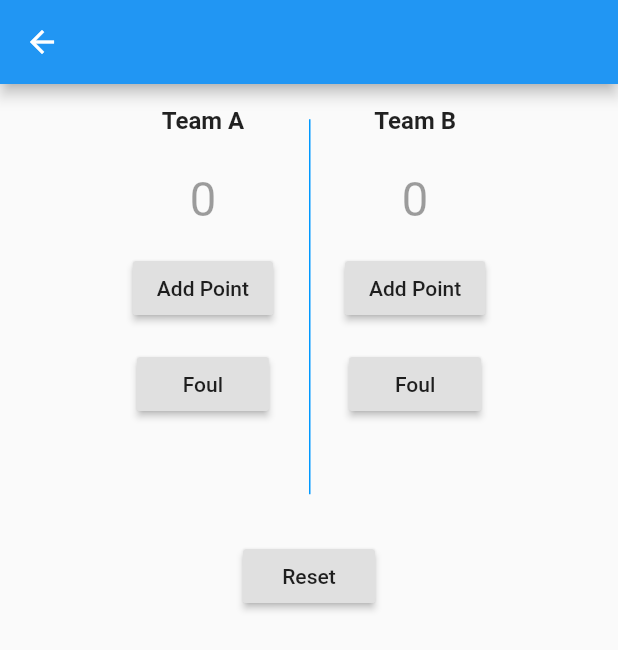
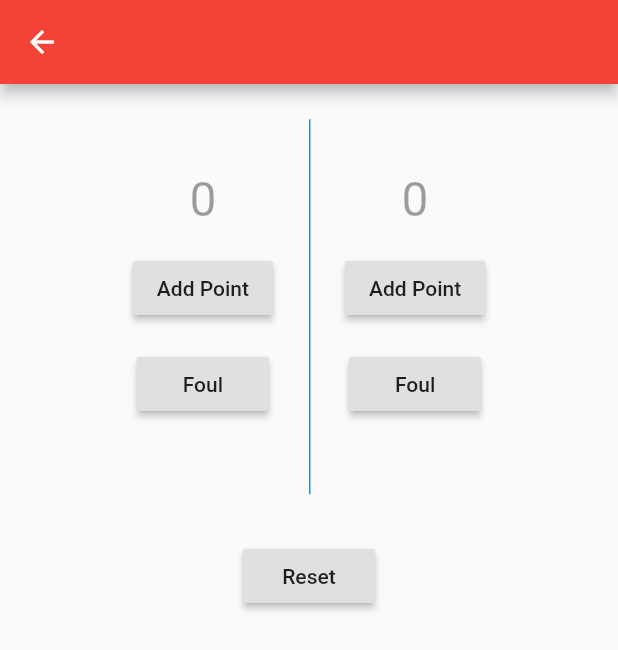
Before and after one commit to BrBoomr/Software-Engineering-II, a Flutter app: the screen it shows after launch, after a tap on "Start Game!", on a phone screen of 412 x 824 dp. Shown: the top 650 px of the screen. Run offline on Flutter 3.47's test engine with Material 2 defaults, Android fonts, the phone set to English and light mode, and no system bars.

Commit message:
req 1 and 2 met

```diff
--- a/live_scoring/lib/main.dart
+++ b/live_scoring/lib/main.dart
@@ -13,17 +13,37 @@ class TeamNames extends StatelessWidget {
       appBar: AppBar(
         title: Text('Input Names'),
       ),
-      body: Center(
-        child: RaisedButton(
+      body: Container(
+        padding: EdgeInsets.all(40.0),
+        child: Column(
+        children: <Widget>[
+          TextField(
+            controller: teamOneController,
+            decoration: InputDecoration(
+              labelText: "Player/Team One Name",
+              border: OutlineInputBorder(),
+            ),
+          ),
+          TextField(
+            controller: teamTwoController,
+            decoration: InputDecoration(
+              labelText: "Player/Team Two Name",
+              border: OutlineInputBorder()
+            ),
+          ),
+          RaisedButton(
             child: Text('Start Game!'),
             onPressed: () {
               Navigator.push(
                 context,
-              MaterialPageRoute(builder: (context) => MyHomePage(teamOneController.text, teamTwoController.text)),
+                MaterialPageRoute(
+                    builder: (context) => MyHomePage(
+                        teamOneController.text, teamTwoController.text)),
               );
             },
           ),
-      ),
+        ],
+      )),
     );
   }
 }
@@ -35,7 +55,7 @@ class MyApp extends StatelessWidget {
     return MaterialApp(
       title: 'TKD Scorer',
       theme: ThemeData(
-        primarySwatch: Colors.blue,
+        primarySwatch: Colors.red,
       ),
       home: TeamNames(title: 'TKD Scorer'),
     );
@@ -67,15 +87,14 @@ class _MyHomePageState extends State<MyHomePage> {
     });
   }
 
-  void _incrementFoulA(){
+  void _incrementFoulA() {
     setState(() {
-      if(_foulA==1){
-        _foulA=0;
-        if(_counterA > 0){
+      if (_foulA == 1) {
+        _foulA = 0;
+        if (_counterA > 0) {
           _counterA--;
         }
-      }
-      else{
+      } else {
         _foulA++;
       }
     });
@@ -87,25 +106,25 @@ class _MyHomePageState extends State<MyHomePage> {
     });
   }
 
-  void _incrementFoulB(){
+  void _incrementFoulB() {
     setState(() {
-     if(_foulB==1){
-       _foulB=0;
-       if(_counterB > 0){
+      if (_foulB == 1) {
+        _foulB = 0;
+        if (_counterB > 0) {
           _counterB--;
         }
-     }
-     else{
+      } else {
         _foulB++;
       }
     });
   }
+
   void _resetScore() {
     setState(() {
       _counterA = 0;
       _counterB = 0;
-      _foulA =0;
-      _foulB=0;
+      _foulA = 0;
+      _foulB = 0;
     });
   }
 
@@ -137,8 +156,9 @@ class _MyHomePageState extends State<MyHomePage> {
           padding: const EdgeInsets.all(8.0),
           child: new RaisedButton(
             child: new Text('Add Point'),
-            onPressed:
-                (label == teamOneName) ? _incrementCounterA : _incrementCounterB,
+            onPressed: (label == teamOneName)
+                ? _incrementCounterA
+                : _incrementCounterB,
           ),
         ),
         new Container(
@@ -146,9 +166,8 @@ class _MyHomePageState extends State<MyHomePage> {
             child: new RaisedButton(
               child: new Text('Foul'),
               onPressed:
-                (label== teamOneName) ? _incrementFoulA : _incrementFoulB,
-          )
-        ),
+                  (label == teamOneName) ? _incrementFoulA : _incrementFoulB,
+            )),
       ],
     );
   }
@@ -175,14 +194,14 @@ class _MyHomePageState extends State<MyHomePage> {
             new Row(
               mainAxisAlignment: MainAxisAlignment.center,
               children: <Widget>[
-                scoreButtonColumn('Team A'),
+                scoreButtonColumn(teamOneName),
                 new Container(
                   margin: const EdgeInsets.only(left: 16.0, right: 16.0),
                   child: new CustomPaint(
                     painter: new Sky(),
                   ),
                 ),
-                scoreButtonColumn('Team B'),
+                scoreButtonColumn(teamTwoName),
               ],
             ),
             new Container(
```
Lines whose indentation alone changed are shown as unchanged.
